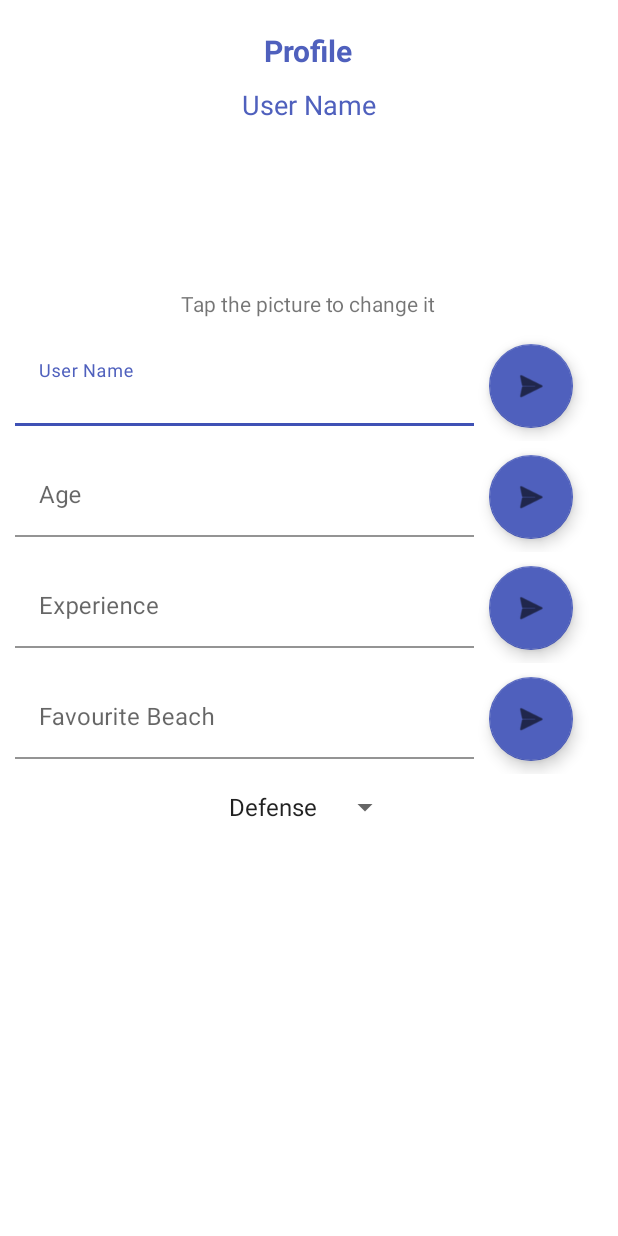
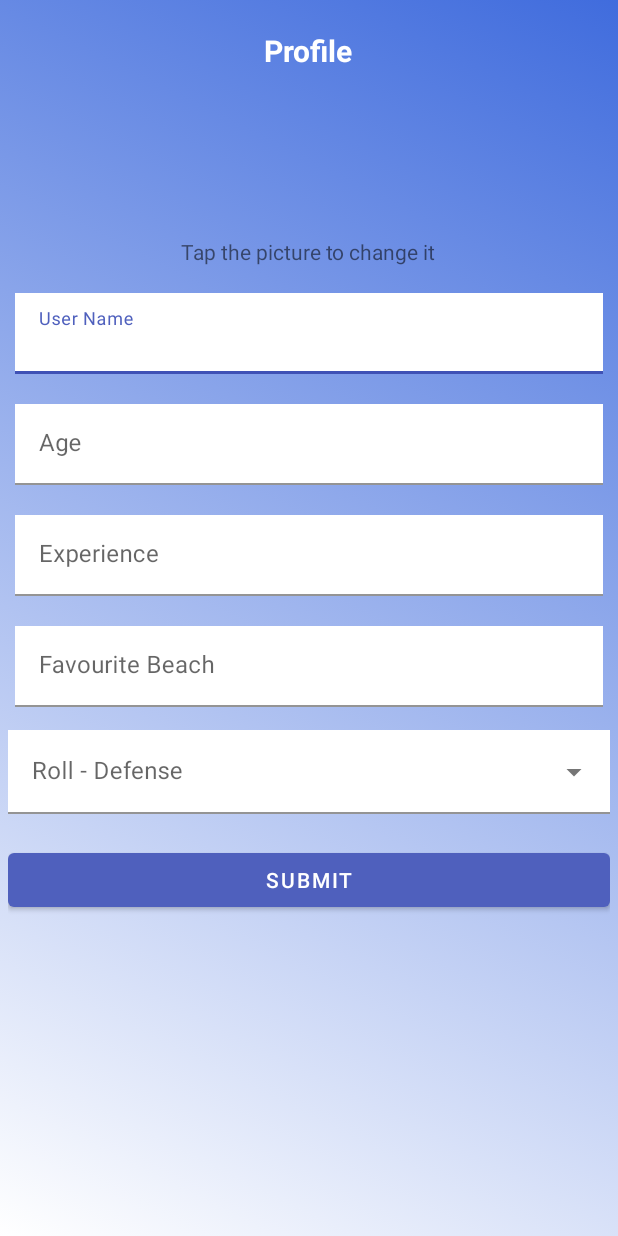
Before and after one commit to nadav152/okMatka, an Android app: the Activity_Settings screen opened directly, with no data from a screen before it, on a phone screen of 412 x 824 dp. Run offline under Robolectric (Android 15) with nearby library versions, the phone set to English and light mode, and no system bars; our stand-ins replace Firebase (no records; nobody signed in at launch, a user with empty details on screens opened directly); pictures from the network do not load; 7 statements that could not run were skipped.

Commit message:
settings are working

```diff
--- a/app/src/main/java/com/example/okmatka/Activities/Activity_Register.java
+++ b/app/src/main/java/com/example/okmatka/Activities/Activity_Register.java
@@ -59,7 +59,7 @@ public class Activity_Register extends AppCompatActivity {
         public void onClick(View view) {
             MySignal.getInstance().addSound(R.raw.click);
             if (isValidUser())
-                saveUser(currentUser.getName(),currentUser.getEmail(),currentUser.getPassword());
+                saveUser(currentUser.getEmail(),currentUser.getPassword());
             else
                 MySignal.getInstance().showToast("Please fix it");
         }
@@ -74,7 +74,7 @@ public class Activity_Register extends AppCompatActivity {
         return false;
     }
 
-    private void saveUser(final String name, String email, final String password) {
+    private void saveUser(String email, final String password) {
         firebaseAuth.createUserWithEmailAndPassword(email,password).addOnCompleteListener(saveUserCompleteListener());
     }
 
--- a/app/src/main/java/com/example/okmatka/Activities/Activity_Settings.java
+++ b/app/src/main/java/com/example/okmatka/Activities/Activity_Settings.java
@@ -6,13 +6,13 @@ import android.content.Intent;
 import android.net.Uri;
 import android.os.Build;
 import android.os.Bundle;
+import android.util.Log;
 import android.view.View;
 import android.webkit.MimeTypeMap;
 import android.widget.AdapterView;
 import android.widget.ArrayAdapter;
+import android.widget.AutoCompleteTextView;
 import android.widget.ImageView;
-import android.widget.Spinner;
-import android.widget.TextView;
 
 import androidx.annotation.NonNull;
 import androidx.annotation.Nullable;
@@ -28,7 +28,7 @@ import com.google.android.gms.tasks.Continuation;
 import com.google.android.gms.tasks.OnCompleteListener;
 import com.google.android.gms.tasks.OnFailureListener;
 import com.google.android.gms.tasks.Task;
-import com.google.android.material.floatingactionbutton.FloatingActionButton;
+import com.google.android.material.button.MaterialButton;
 import com.google.android.material.textfield.TextInputEditText;
 import com.google.android.material.textfield.TextInputLayout;
 import com.google.firebase.auth.FirebaseAuth;
@@ -43,39 +43,34 @@ import com.google.firebase.storage.StorageReference;
 import com.google.firebase.storage.StorageTask;
 import com.google.firebase.storage.UploadTask;
 
-import java.util.HashMap;
 import java.util.Objects;
 
 public class Activity_Settings extends AppCompatActivity {
 
-    private TextView setting_LBL_userName;
     private ImageView setting_IMG_profilePic;
     private TextInputEditText settings_EDT_username, settings_EDT_age,
              settings_EDT_experience, settings_EDT_favouriteBeach;
     private TextInputLayout settings_LAY_username, settings_LAY_age
-            , settings_LAY_experience, settings_LAY_favouriteBeach;
-    private FloatingActionButton setting_FAB_nameBtn, setting_FAB_ageBtn,
-             setting_FAB_experience, setting_FAB_favouriteBeach;
-    private Spinner settings_SPN_roll;
+            , settings_LAY_experience, settings_LAY_favouriteBeach, settings_LAY_roll;
+    private MaterialButton setting_BTN_submit;
+    private AutoCompleteTextView settings_LST_roll;
     private DatabaseReference myRef;
     private FirebaseUser firebaseUser;
     private StorageReference storageReference;
     private Uri imageUri;
     private StorageTask<UploadTask.TaskSnapshot> storageTask;
+    private User mySelf;
+    private String myUri = "";
     private static final int IMAGE_REQUEST = 1;
-
-
 
     @Override
     protected void onCreate(Bundle savedInstanceState) {
         super.onCreate(savedInstanceState);
         setContentView(R.layout.activity_settings);
         findViews();
-        setFloatingButtons();
-        setSpinner();
+        setAutoCompleteTextView();
         initFireBase();
         setListeners();
-
     }
 
     @Override
@@ -94,10 +89,9 @@ public class Activity_Settings extends AppCompatActivity {
         return new ValueEventListener() {
             @Override
             public void onDataChange(@NonNull DataSnapshot snapshot) {
-                User mySelf = snapshot.getValue(User.class);
+                mySelf = snapshot.getValue(User.class);
                 assert mySelf != null;
                 //implementing my changes
-                setting_LBL_userName.setText(mySelf.getName());
                 updateMyPhoto(mySelf);
                 updateMyEditTexts(mySelf);
                 updateMySpinner(mySelf);
@@ -157,10 +151,7 @@ public class Activity_Settings extends AppCompatActivity {
             public void onComplete(@NonNull Task<Uri> task) {
                 if (task.isSuccessful()) {
                     Uri downLoadUri = task.getResult();
-                    String myUri = String.valueOf(downLoadUri);
-                    HashMap<String,Object> hashMap = new HashMap<>();
-                    hashMap.put("imageURL", myUri);
-                    myRef.updateChildren(hashMap);
+                    myUri = String.valueOf(downLoadUri);
                     progressDialog.dismiss();
                 }else
                     MySignal.getInstance().showToast("failed adding picture");
@@ -194,57 +185,60 @@ public class Activity_Settings extends AppCompatActivity {
         }
     }
 
-    private void setSpinner() {
-        ArrayAdapter<CharSequence> arrayAdapter =
-                ArrayAdapter.createFromResource(this,R.array.Roll,android.R.layout.simple_spinner_item);
-        arrayAdapter.setDropDownViewResource(android.R.layout.simple_spinner_dropdown_item);
-        settings_SPN_roll.setAdapter(arrayAdapter);
-        spinnerItemListener();
+    private void setAutoCompleteTextView() {
+        String[] eventList = {"Defense", "Attack"};
+
+        ArrayAdapter<String> adapter = new ArrayAdapter<>(Activity_Settings.this,R.layout.list_item, eventList);
+            settings_LST_roll.setAdapter(adapter);
+
     }
 
-    private void spinnerItemListener() {
-        settings_SPN_roll.setOnItemSelectedListener(new AdapterView.OnItemSelectedListener() {
+    private AdapterView.OnItemSelectedListener AutoCompleteListener = new AdapterView.OnItemSelectedListener() {
             @Override
             public void onItemSelected(AdapterView<?> parent, View view, int position, long id) {
+                Log.d("ppp", "got to item selected");
                 String selectedOption = String.valueOf(parent.getItemAtPosition(position));
                 myRef.child(MyFireBase.KEYS.ROLL).setValue(selectedOption);
             }
 
             @Override
-            public void onNothingSelected(AdapterView<?> parent) {
+            public void onNothingSelected(AdapterView<?> parent) { }
+    };
+
+    private View.OnClickListener myDetailsListener = new View.OnClickListener() {
+            @Override
+            public void onClick(View view) {
+                if (view.getTag().equals("profilePic"))
+                        selectImage();
+                else
+                    uploadUserInformation();
 
             }
-        });
+    };
+
+    private void uploadUserInformation() {
+        //uploading image
+        if (!myUri.equals(""))
+            myRef.child(MyFireBase.KEYS.IMG_URL).setValue(myUri);
+
+        //uploading the rest user info
+        submitData(settings_LAY_username,settings_EDT_username,
+                    MyFireBase.KEYS.NAME,"Name - ",false);
+
+        submitData(settings_LAY_age, settings_EDT_age,
+                    MyFireBase.KEYS.AGE,"Age - ",true);
+
+        submitData(settings_LAY_experience, settings_EDT_experience,
+                    MyFireBase.KEYS.EXPERIENCE,"Experience - ",false);
+
+        submitData(settings_LAY_favouriteBeach, settings_EDT_favouriteBeach,
+                    MyFireBase.KEYS.FAVOURITE_BEACH,"Favourite Beach - ",false);
+
+        String autoSelectText = String.valueOf(settings_LST_roll.getText());
+        if (!autoSelectText.equals(""))
+            myRef.child(MyFireBase.KEYS.ROLL).setValue(autoSelectText);
     }
 
-    private View.OnClickListener myDetailsListener() {
-        return new View.OnClickListener() {
-            @Override
-            public void onClick(View view) {
-                switch (((String) view.getTag())){
-                    case "profilePic":
-                        selectImage();
-                        break;
-                    case "username" :
-                        submitData(settings_LAY_username,settings_EDT_username,
-                                MyFireBase.KEYS.NAME,"Name - ",false);
-                        break;
-                    case "age":
-                        submitData(settings_LAY_age, settings_EDT_age,
-                                MyFireBase.KEYS.AGE,"Age - ",true);
-                        break;
-                    case "experience" :
-                        submitData(settings_LAY_experience, settings_EDT_experience,
-                                MyFireBase.KEYS.EXPERIENCE,"Experience - ",false);
-                        break;
-                    case "favouriteBeach":
-                        submitData(settings_LAY_favouriteBeach, settings_EDT_favouriteBeach,
-                                MyFireBase.KEYS.FAVOURITE_BEACH,"Favourite Beach - ",false);
-                        break;
-                }
-            }
-        };
-    }
 
     private void submitData(TextInputLayout textInputLayout, TextInputEditText editText, String fireBaseKey, String entryStr, boolean isInt) {
         String newValue = String.valueOf(editText.getText());
@@ -255,18 +249,13 @@ public class Activity_Settings extends AppCompatActivity {
                 myRef.child(fireBaseKey).setValue(Integer.parseInt(newValue));
             else
                 myRef.child(fireBaseKey).setValue(newValue);
-        } else
-            MySignal.getInstance().showToast("You can not send empty messages");
-
+        }
         editText.setText("");
     }
 
     private void setListeners() {
-        setting_IMG_profilePic.setOnClickListener(myDetailsListener());
-        setting_FAB_nameBtn.setOnClickListener(myDetailsListener());
-        setting_FAB_ageBtn.setOnClickListener(myDetailsListener());
-        setting_FAB_experience.setOnClickListener(myDetailsListener());
-        setting_FAB_favouriteBeach.setOnClickListener(myDetailsListener());
+        setting_IMG_profilePic.setOnClickListener(myDetailsListener);
+        setting_BTN_submit.setOnClickListener(myDetailsListener);
     }
 
     private void updateMyEditTexts(User mySelf) {
@@ -278,9 +267,9 @@ public class Activity_Settings extends AppCompatActivity {
 
     private void updateMySpinner(User mySelf) {
         if(mySelf.getRoll().equalsIgnoreCase("attack"))
-            settings_SPN_roll.setSelection(0);
+            settings_LAY_roll.setHint("Roll - Attack");
         else
-            settings_SPN_roll.setSelection(1);
+            settings_LAY_roll.setHint("Roll - Defense");
     }
 
     private void updateMyPhoto(User mySelf) {
@@ -297,15 +286,7 @@ public class Activity_Settings extends AppCompatActivity {
                 getReference(MyFireBase.KEYS.USERS_LIST).child(firebaseUser.getUid());
     }
 
-    private void setFloatingButtons() {
-        Glide.with(this).load(R.drawable.submit).into(setting_FAB_nameBtn);
-        Glide.with(this).load(R.drawable.submit).into(setting_FAB_ageBtn);
-        Glide.with(this).load(R.drawable.submit).into(setting_FAB_experience);
-        Glide.with(this).load(R.drawable.submit).into(setting_FAB_favouriteBeach);
-    }
-
     private void findViews() {
-        setting_LBL_userName = findViewById(R.id.setting_LBL_userName);
         setting_IMG_profilePic = findViewById(R.id.setting_IMG_profilePic);
 
         settings_EDT_username = findViewById(R.id.settings_EDT_username);
@@ -313,16 +294,13 @@ public class Activity_Settings extends AppCompatActivity {
         settings_EDT_experience = findViewById(R.id.settings_EDT_experience);
         settings_EDT_favouriteBeach = findViewById(R.id.settings_EDT_favouriteBeach);
 
-        setting_FAB_nameBtn = findViewById(R.id.setting_FAB_nameBtn);
-        setting_FAB_ageBtn = findViewById(R.id.setting_FAB_ageBtn);
-        setting_FAB_experience = findViewById(R.id.setting_FAB_experience);
-        setting_FAB_favouriteBeach = findViewById(R.id.setting_FAB_favouriteBeach);
-
         settings_LAY_username = findViewById(R.id.settings_LAY_username);
         settings_LAY_age = findViewById(R.id.settings_LAY_age);
         settings_LAY_experience = findViewById(R.id.settings_LAY_experience);
         settings_LAY_favouriteBeach = findViewById(R.id.settings_LAY_favouriteBeach);
+        settings_LAY_roll = findViewById(R.id.settings_LAY_roll);
 
-        settings_SPN_roll = findViewById(R.id.settings_SPN_roll);
+        setting_BTN_submit = findViewById(R.id.setting_BTN_submit);
+        settings_LST_roll = findViewById(R.id.settings_LST_roll);
     }
 }
--- a/app/src/main/java/com/example/okmatka/MyFireBase.java
+++ b/app/src/main/java/com/example/okmatka/MyFireBase.java
@@ -47,6 +47,7 @@ public class MyFireBase {
         String EXPERIENCE = "experience";
         String AGE = "age";
         String FAVOURITE_BEACH = "favouriteBeach";
+        String IMG_URL = "imageURL";
     }
 
 
--- a/app/src/main/res/layout/activity_settings.xml
+++ b/app/src/main/res/layout/activity_settings.xml
@@ -5,6 +5,7 @@
     android:layout_width="match_parent"
     android:layout_height="match_parent"
     android:orientation="vertical"
+    android:background="@drawable/gradient_app_background"
     tools:context=".Activities.Activity_Settings">
 
 
@@ -21,29 +22,20 @@
             android:layout_centerHorizontal="true"
             android:layout_marginTop="12dp"
             android:text="@string/profile"
-            android:textColor="@color/colorPrimary"
+            android:textColor="#FFFFFF"
             android:textSize="20sp"
-            android:textStyle="bold" />
+            android:textStyle="bold"
+            />
 
         <ImageView
             android:id="@+id/setting_IMG_profilePic"
             android:layout_width="100dp"
             android:layout_height="100dp"
-            android:layout_below="@id/setting_LBL_userName"
+            android:layout_below="@id/setting_LBL_profile"
             android:layout_centerHorizontal="true"
             android:layout_marginTop="5dp"
             android:tag="profilePic" />
 
-        <TextView
-            android:id="@+id/setting_LBL_userName"
-            android:layout_width="wrap_content"
-            android:layout_height="wrap_content"
-            android:layout_below="@id/setting_LBL_profile"
-            android:layout_centerHorizontal="true"
-            android:layout_marginTop="10dp"
-            android:text="@string/user_name"
-            android:textColor="@color/colorPrimary"
-            android:textSize="18sp" />
 
         <TextView
             android:layout_width="wrap_content"
@@ -58,18 +50,12 @@
 
     </RelativeLayout>
 
-    <LinearLayout
-        android:layout_width="match_parent"
-        android:layout_height="wrap_content"
-        android:orientation="horizontal">
-
         <com.google.android.material.textfield.TextInputLayout
             android:id="@+id/settings_LAY_username"
             style="@style/Widget.MaterialComponents.TextInputLayout.FilledBox.Dense"
-            android:layout_width="0dp"
+            android:layout_width="match_parent"
             android:layout_height="wrap_content"
             android:layout_margin="10dp"
-            android:layout_weight="4"
             android:hint="@string/user_name"
             app:boxStrokeColor="@color/colorPrimaryDark">
 
@@ -83,30 +69,13 @@
 
         </com.google.android.material.textfield.TextInputLayout>
 
-        <com.google.android.material.floatingactionbutton.FloatingActionButton
-            android:id="@+id/setting_FAB_nameBtn"
-            android:layout_width="9dp"
-            android:layout_height="wrap_content"
-            android:layout_marginTop="9dp"
-            android:layout_weight="1"
-            android:tag="username"
-            app:backgroundTint="@color/colorPrimary" />
-
-
-    </LinearLayout>
-
-    <LinearLayout
-        android:layout_width="match_parent"
-        android:layout_height="wrap_content"
-        android:orientation="horizontal">
-
         <com.google.android.material.textfield.TextInputLayout
             android:id="@+id/settings_LAY_age"
             style="@style/Widget.MaterialComponents.TextInputLayout.FilledBox.Dense"
-            android:layout_width="0dp"
+            android:layout_width="match_parent"
             android:layout_height="wrap_content"
             android:layout_margin="10dp"
-            android:layout_weight="4"
+
             app:boxStrokeColor="@color/colorPrimaryDark">
 
             <com.google.android.material.textfield.TextInputEditText
@@ -119,32 +88,12 @@
 
         </com.google.android.material.textfield.TextInputLayout>
 
-        <com.google.android.material.floatingactionbutton.FloatingActionButton
-            android:id="@+id/setting_FAB_ageBtn"
-            android:layout_width="9dp"
-            android:layout_height="wrap_content"
-            android:layout_marginTop="9dp"
-            android:layout_weight="1"
-            android:tag="age"
-            app:backgroundTint="@color/colorPrimary" />
-
-
-    </LinearLayout>
-
-
-
-    <LinearLayout
-        android:layout_width="match_parent"
-        android:layout_height="wrap_content"
-        android:orientation="horizontal">
-
         <com.google.android.material.textfield.TextInputLayout
             android:id="@+id/settings_LAY_experience"
             style="@style/Widget.MaterialComponents.TextInputLayout.FilledBox.Dense"
-            android:layout_width="0dp"
+            android:layout_width="match_parent"
             android:layout_height="wrap_content"
             android:layout_margin="10dp"
-            android:layout_weight="4"
             app:boxStrokeColor="@color/colorPrimaryDark">
 
             <com.google.android.material.textfield.TextInputEditText
@@ -157,30 +106,12 @@
 
         </com.google.android.material.textfield.TextInputLayout>
 
-        <com.google.android.material.floatingactionbutton.FloatingActionButton
-            android:id="@+id/setting_FAB_experience"
-            android:layout_width="9dp"
-            android:layout_height="wrap_content"
-            android:layout_marginTop="9dp"
-            android:layout_weight="1"
-            android:tag="experience"
-            app:backgroundTint="@color/colorPrimary" />
-
-
-    </LinearLayout>
-
-    <LinearLayout
-        android:layout_width="match_parent"
-        android:layout_height="wrap_content"
-        android:orientation="horizontal">
-
         <com.google.android.material.textfield.TextInputLayout
             android:id="@+id/settings_LAY_favouriteBeach"
             style="@style/Widget.MaterialComponents.TextInputLayout.FilledBox.Dense"
-            android:layout_width="0dp"
+            android:layout_width="match_parent"
             android:layout_height="wrap_content"
             android:layout_margin="10dp"
-            android:layout_weight="4"
             app:boxStrokeColor="@color/colorPrimaryDark">
 
             <com.google.android.material.textfield.TextInputEditText
@@ -193,30 +124,38 @@
 
         </com.google.android.material.textfield.TextInputLayout>
 
-        <com.google.android.material.floatingactionbutton.FloatingActionButton
-            android:id="@+id/setting_FAB_favouriteBeach"
-            android:layout_width="9dp"
+    <com.google.android.material.textfield.TextInputLayout
+        android:id="@+id/settings_LAY_roll"
+        android:layout_width="match_parent"
+        android:layout_height="wrap_content"
+        android:padding="5dp"
+        style="@style/Widget.MaterialComponents.TextInputLayout.FilledBox.ExposedDropdownMenu"
+        android:hint="Roll Type">
+
+        <AutoCompleteTextView
+            android:id="@+id/settings_LST_roll"
+            android:layout_width="match_parent"
             android:layout_height="wrap_content"
-            android:layout_marginTop="9dp"
-            android:layout_weight="1"
-            android:tag="favouriteBeach"
-            app:backgroundTint="@color/colorPrimary" />
+            android:inputType="none"
+            android:background="@color/whiteColor"
+            />
 
+    </com.google.android.material.textfield.TextInputLayout>
+
+    <LinearLayout
+        android:layout_width="match_parent"
+        android:layout_height="wrap_content"
+        android:orientation="vertical"
+        android:padding="5dp">
+
+    <com.google.android.material.button.MaterialButton
+        android:id="@+id/setting_BTN_submit"
+        android:layout_width="match_parent"
+        android:layout_height="wrap_content"
+        android:layout_marginTop="9dp"
+        android:tag="favouriteBeach"
+        android:text="Submit"
+        app:backgroundTint="@color/colorPrimary" />
 
     </LinearLayout>
-
-    <RelativeLayout
-        android:layout_width="match_parent"
-        android:layout_height="wrap_content">
-
-        <Spinner
-            android:id="@+id/settings_SPN_roll"
-            android:layout_width="wrap_content"
-            android:layout_height="wrap_content"
-            android:layout_marginTop="10dp"
-            android:layout_centerHorizontal="true"
-            />
-
-    </RelativeLayout>
-
 </LinearLayout>
--- /dev/null
+++ b/app/src/main/res/layout/list_item.xml
@@ -0,0 +1,7 @@
+<TextView xmlns:android="http://schemas.android.com/apk/res/android"
+    android:layout_width="match_parent"
+    android:layout_height="wrap_content"
+    android:ellipsize="end"
+    android:maxLines="1"
+    android:padding="16dp"
+    android:textAppearance="?attr/textAppearanceSubtitle1" />
```
